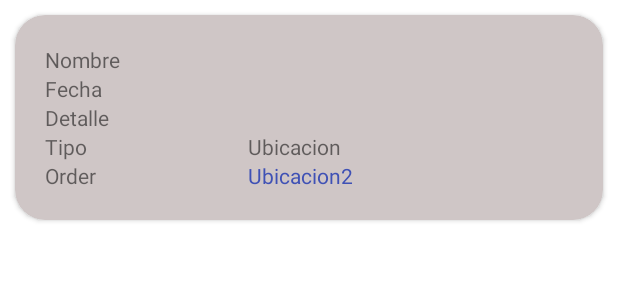
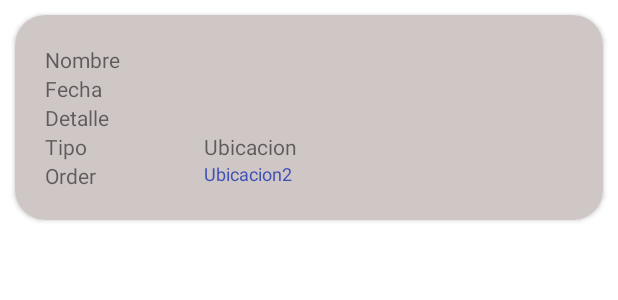
Before and after one commit to tasajos/tourcochab, an Android app: the layout viewtour.xml on its own in the app's theme, with its tools: preview values and no code run, on a phone screen of 412 x 824 dp. Shown: the top 300 px of the screen. Run offline under Robolectric (Android 15) with nearby library versions, the phone set to English and light mode, and no system bars.

Commit message:
update mapas

```diff
--- a/app/build.gradle
+++ b/app/build.gradle
@@ -24,8 +24,8 @@ android {
         applicationId "org.tourcocha.chakuy"
         minSdk 25
         targetSdk 33
-        versionCode 208
-        versionName "2.0.8"
+        versionCode 209
+        versionName "2.0.9"
 
         testInstrumentationRunner "androidx.test.runner.AndroidJUnitRunner"
     }
--- a/app/src/main/res/layout/viewtour.xml
+++ b/app/src/main/res/layout/viewtour.xml
@@ -54,18 +54,18 @@
                 android:text="Detalle" />
 
             <LinearLayout
-                android:layout_width="match_parent"
+                android:layout_width="403dp"
                 android:layout_height="match_parent"
                 android:orientation="horizontal">
 
                 <LinearLayout
-                    android:layout_width="135dp"
+                    android:layout_width="106dp"
                     android:layout_height="match_parent"
                     android:orientation="vertical">
 
                     <TextView
                         android:id="@+id/txttipo"
-                        android:layout_width="132dp"
+                        android:layout_width="104dp"
                         android:layout_height="wrap_content"
                         android:ems="10"
                         android:inputType="textPersonName"
@@ -73,7 +73,7 @@
 
                     <TextView
                         android:id="@+id/txtorder"
-                        android:layout_width="129dp"
+                        android:layout_width="106dp"
                         android:layout_height="wrap_content"
                         android:ems="10"
                         android:inputType="textPersonName"
@@ -88,7 +88,7 @@
 
                     <TextView
                         android:id="@+id/txtubicacion"
-                        android:layout_width="match_parent"
+                        android:layout_width="307dp"
                         android:layout_height="wrap_content"
                         android:ems="10"
                         android:inputType="textPersonName"
@@ -96,14 +96,15 @@
 
                     <TextView
                         android:id="@+id/txtubicacion2"
-                        android:layout_width="match_parent"
+                        android:layout_width="331dp"
                         android:layout_height="wrap_content"
                         android:autoLink="map"
                         android:ems="10"
                         android:inputType="textPersonName"
                         android:linksClickable="true"
                         android:text="Ubicacion2"
-                        android:textColor="#3F51B5" />
+                        android:textColor="#3F51B5"
+                        android:textSize="12sp" />
                 </LinearLayout>
             </LinearLayout>
 
```
